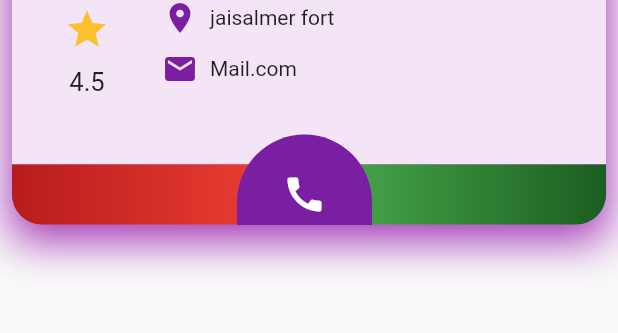
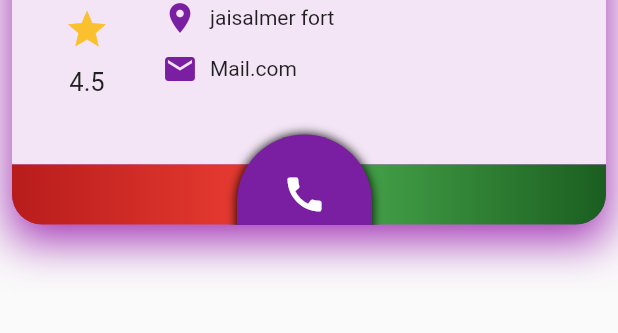
Before and after one commit to kamal614/Card-UI, a Flutter app: the screen it shows after launch, on a phone screen of 412 x 824 dp, the part 581-914 px from its top. Run offline on Flutter 3.47's test engine with Material 2 defaults, Android fonts, the phone set to English and light mode, and no system bars; drawn by our look-alikes of flip_card.

Commit message:
added elevation

```diff
--- a/lib/main.dart
+++ b/lib/main.dart
@@ -230,6 +230,12 @@ class MyHomePage extends StatelessWidget {
                       width: 90,
                       height: 80,
                       decoration: BoxDecoration(
+                          boxShadow: [
+                            new BoxShadow(
+                              color: Colors.black,
+                              blurRadius: 5.0,
+                            ),
+                          ],
                           color: Colors.purple[700],
                           borderRadius: BorderRadius.only(
                               topLeft: Radius.circular(130),
```
